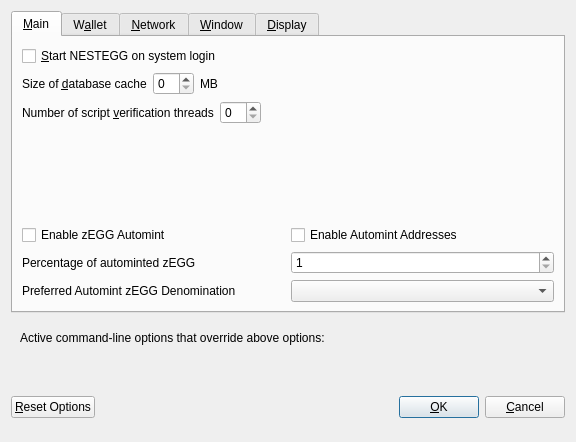
Qt form src/qt/forms/optionsdialog.ui (LordSoylent/NestEGG) before a commit.
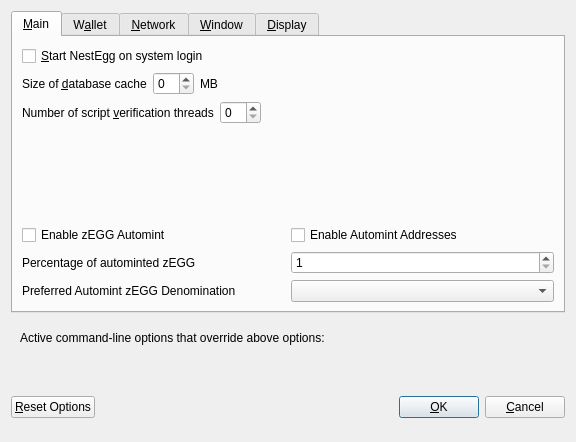
The same form after that commit. Custom widgets are drawn as their Qt base class.

```diff
--- a/src/qt/forms/optionsdialog.ui
+++ b/src/qt/forms/optionsdialog.ui
@@ -33,7 +33,7 @@
           <string>Automatically start NESTEGG after logging in to the system.</string>
          </property>
          <property name="text">
-          <string>&amp;Start NESTEGG on system login</string>
+          <string>&amp;Start NestEgg on system login</string>
          </property>
         </widget>
        </item>
```
Left out of the diff: 18 changed lines with no effect on the pictures.
